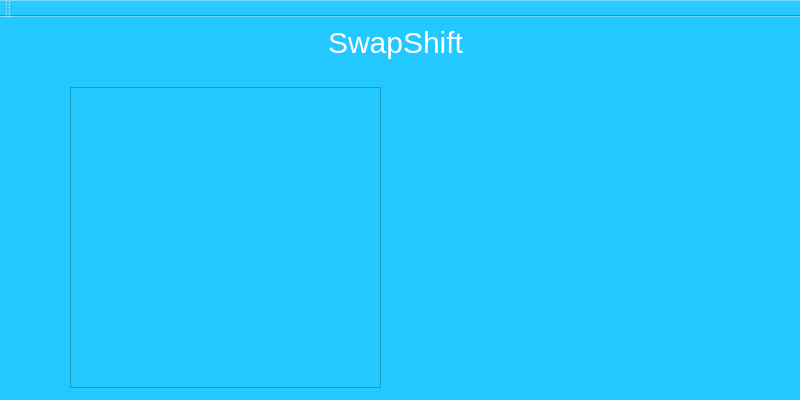
This is ManagersDesktopApplication/menuwindow.ui in DanielGall500/SwapShift as Qt 5 draws it before an edit. The edited form follows.
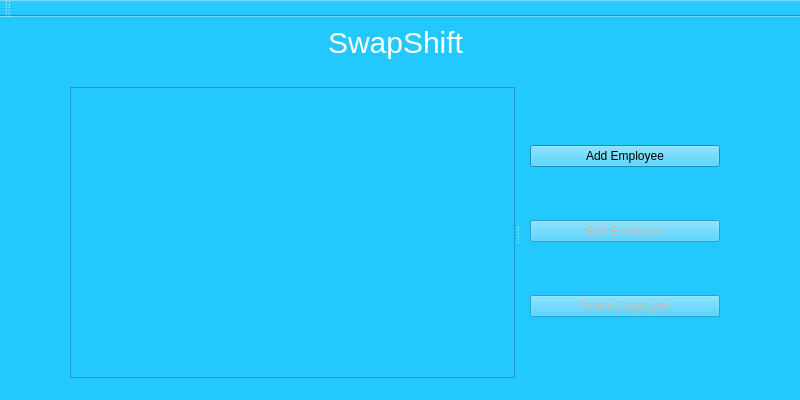
This is the edited form. The open tabs and pages were chosen to show the change.

```diff
--- a/ManagersDesktopApplication/menuwindow.ui
+++ b/ManagersDesktopApplication/menuwindow.ui
@@ -65,15 +65,50 @@
      </widget>
     </widget>
     <widget class="QWidget" name="employeePage">
-     <widget class="QTableWidget" name="emplTableDisp">
+     <widget class="QSplitter" name="splitter">
       <property name="geometry">
        <rect>
         <x>70</x>
         <y>10</y>
-        <width>311</width>
-        <height>301</height>
+        <width>661</width>
+        <height>291</height>
        </rect>
       </property>
+      <property name="orientation">
+       <enum>Qt::Horizontal</enum>
+      </property>
+      <widget class="QTableWidget" name="emplTableDisp"/>
+      <widget class="QWidget" name="layoutWidget">
+       <layout class="QVBoxLayout" name="verticalLayout_2">
+        <item>
+         <widget class="QPushButton" name="addEmplButton">
+          <property name="text">
+           <string>Add Employee</string>
+          </property>
+         </widget>
+        </item>
+        <item>
+         <widget class="QPushButton" name="editEmplButton">
+          <property name="enabled">
+           <bool>false</bool>
+          </property>
+          <property name="text">
+           <string>Edit Employee</string>
+          </property>
+         </widget>
+        </item>
+        <item>
+         <widget class="QPushButton" name="delEmplButton">
+          <property name="enabled">
+           <bool>false</bool>
+          </property>
+          <property name="text">
+           <string>Delete Employee</string>
+          </property>
+         </widget>
+        </item>
+       </layout>
+      </widget>
      </widget>
     </widget>
     <widget class="QWidget" name="page_3"/>
```
